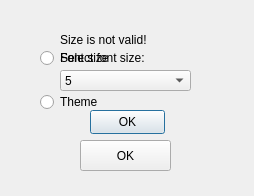
ilija-s/html-editor, file editorsettings.ui: the form before one commit.
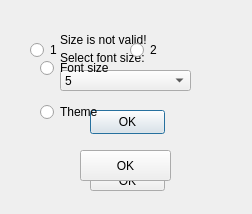
The form after the commit.

Commit message: New: basis for setting the theme

What changed in the file:
```diff
--- a/editorsettings.ui
+++ b/editorsettings.ui
@@ -6,8 +6,8 @@
    <rect>
     <x>0</x>
     <y>0</y>
-    <width>254</width>
-    <height>196</height>
+    <width>252</width>
+    <height>214</height>
    </rect>
   </property>
   <property name="windowTitle">
@@ -154,9 +154,9 @@
    <property name="geometry">
     <rect>
      <x>30</x>
-     <y>10</y>
+     <y>20</y>
      <width>191</width>
-     <height>171</height>
+     <height>181</height>
     </rect>
    </property>
    <widget class="QWidget" name="verticalLayoutWidget">
@@ -199,6 +199,58 @@
     </property>
    </widget>
   </widget>
+  <widget class="QWidget" name="wTheme" native="true">
+   <property name="geometry">
+    <rect>
+     <x>20</x>
+     <y>10</y>
+     <width>209</width>
+     <height>184</height>
+    </rect>
+   </property>
+   <widget class="QRadioButton" name="rbFirst">
+    <property name="geometry">
+     <rect>
+      <x>10</x>
+      <y>30</y>
+      <width>89</width>
+      <height>20</height>
+     </rect>
+    </property>
+    <property name="text">
+     <string>1</string>
+    </property>
+   </widget>
+   <widget class="QRadioButton" name="rbSecond">
+    <property name="geometry">
+     <rect>
+      <x>110</x>
+      <y>30</y>
+      <width>89</width>
+      <height>20</height>
+     </rect>
+    </property>
+    <property name="text">
+     <string>2</string>
+    </property>
+   </widget>
+   <widget class="QPushButton" name="pbOKTheme">
+    <property name="geometry">
+     <rect>
+      <x>70</x>
+      <y>160</y>
+      <width>75</width>
+      <height>21</height>
+     </rect>
+    </property>
+    <property name="text">
+     <string>OK</string>
+    </property>
+   </widget>
+  </widget>
+  <zorder>wFontSize</zorder>
+  <zorder>wTheme</zorder>
+  <zorder>wInitial</zorder>
  </widget>
  <resources/>
  <connections/>
```
The commit also changes 2 other files.
